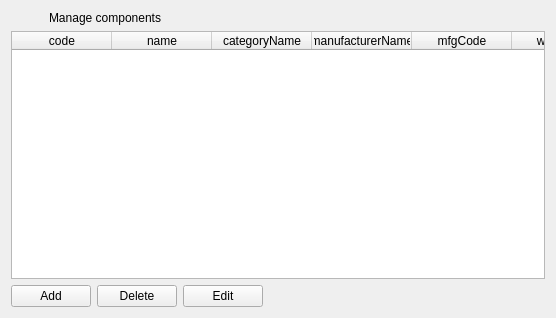
Above: client/uiforms/components.ui from Wolframe/configurator before the change. Below: the same form after it.
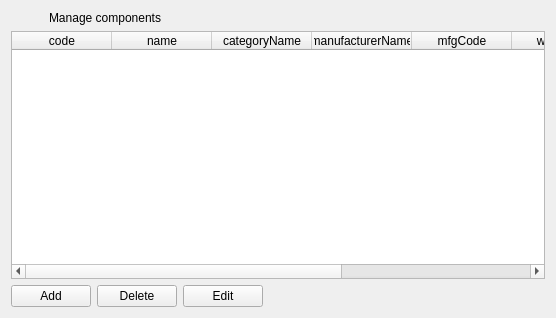
That is the form after the change. Icons and pictures are not drawn.

```diff
--- a/client/uiforms/components.ui
+++ b/client/uiforms/components.ui
@@ -70,7 +70,7 @@
    <item row="1" column="0">
     <widget class="QTableWidget" name="component">
      <property name="horizontalScrollBarPolicy">
-      <enum>Qt::ScrollBarAlwaysOff</enum>
+      <enum>Qt::ScrollBarAsNeeded</enum>
      </property>
      <property name="alternatingRowColors">
       <bool>true</bool>
@@ -102,6 +102,9 @@
      <attribute name="horizontalHeaderShowSortIndicator" stdset="0">
       <bool>true</bool>
      </attribute>
+     <attribute name="horizontalHeaderStretchLastSection">
+      <bool>true</bool>
+     </attribute>
      <attribute name="verticalHeaderStretchLastSection">
       <bool>false</bool>
      </attribute>
```
Lines whose indentation alone changed are shown as unchanged.
